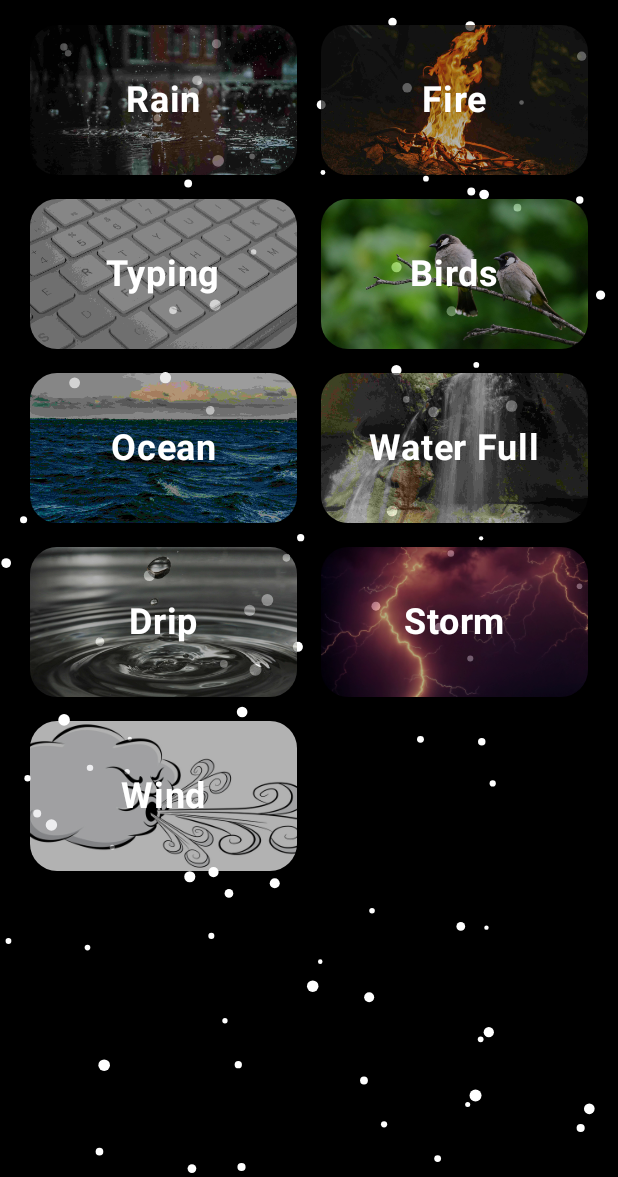
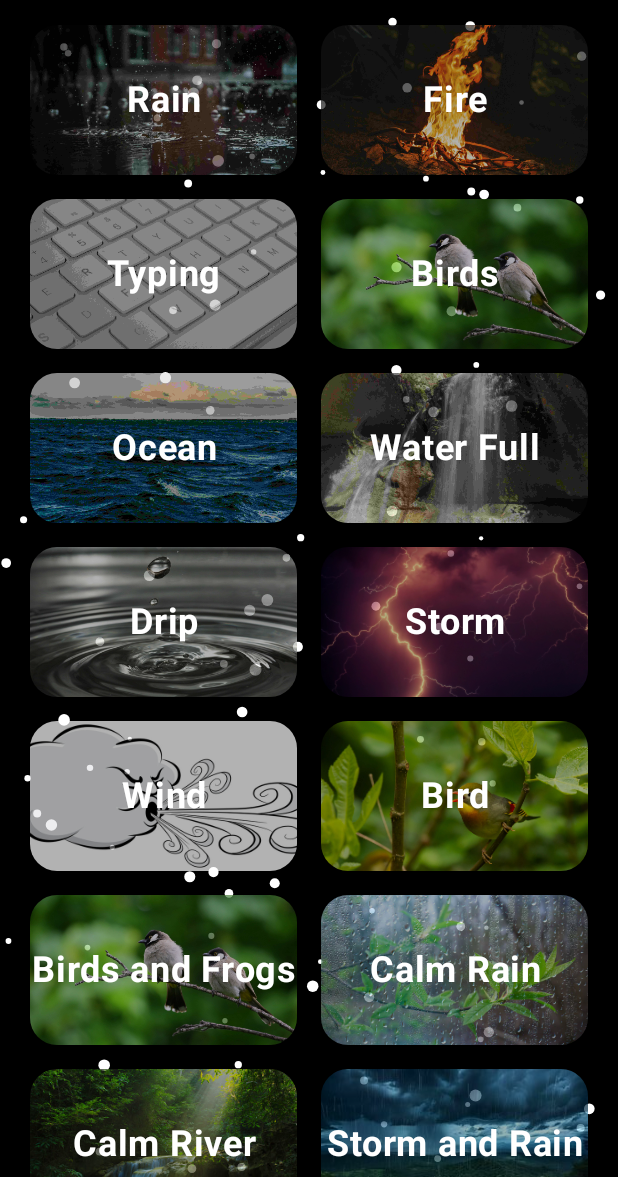
Before and after one commit to dilshodbekuz/NaturalSound, an Android app built with Jetpack Compose: the screen it shows after launch (MainActivity), on a phone screen of 412 x 824 dp, the part 59-1236 px from its top. Run offline under Robolectric (Android 15) with nearby library versions, the phone set to English and light mode, and no system bars.

Commit message:
Sounds and pictures added

```diff
--- a/app/src/main/java/com/example/naturalsound/MainView.kt
+++ b/app/src/main/java/com/example/naturalsound/MainView.kt
@@ -59,6 +59,7 @@ import androidx.compose.ui.layout.ContentScale
 import androidx.compose.ui.platform.LocalContext
 import androidx.compose.ui.res.painterResource
 import androidx.compose.ui.text.font.FontWeight
+import androidx.compose.ui.text.style.TextAlign
 import androidx.compose.ui.unit.dp
 import androidx.compose.ui.unit.sp
 import coil.compose.AsyncImage
@@ -250,6 +251,7 @@ fun SoundItem(image: Int?, value: String, isPlayer: Boolean, onClick: () -> Unit
         Text24spBold(
             modifier = Modifier.align(Alignment.Center),
             text = value,
+            textAlign = TextAlign.Center,
             color = if (isPlayer) AppColors.color.selectedColor else AppColors.color.textColor
         )
     }
--- a/app/src/main/java/com/example/naturalsound/MainViewModel.kt
+++ b/app/src/main/java/com/example/naturalsound/MainViewModel.kt
@@ -32,7 +32,16 @@ class MainViewModel : ViewModel() {
         SoundModel(6, "Water Full", R.raw.water_full, R.drawable.waterfall),
         SoundModel(7, "Drip", R.raw.drip, R.drawable.drip),
         SoundModel(8, "Storm", R.raw.storm, R.drawable.storm),
-        SoundModel(9, "Wind", R.raw.wind, R.drawable.wind)
+        SoundModel(9, "Wind", R.raw.wind, R.drawable.wind),
+        SoundModel(10, "Bird", R.raw.bird_pure_sound,R.drawable.pure_bird),
+        SoundModel(11, "Birds and Frogs", R.raw.birds_and_frogs_in_forest,R.drawable.birds),
+        SoundModel(12, "Calm Rain", R.raw.calm_rain,R.drawable.calm_rain),
+        SoundModel(13, "Calm River", R.raw.calm_river,R.drawable.calm_river),
+        SoundModel(14, "Storm and Rain", R.raw.storm_and_rain,R.drawable.storm_rain),
+        SoundModel(15, "Strong Wind", R.raw.strong_wild_wind,R.drawable.strong_wind),
+        SoundModel(16, "Mountain River", R.raw.calm_mountain_river,R.drawable.mountain_river),
+        SoundModel(17, "Calm Forest", R.raw.calm_forest,R.drawable.calm_forest),
+        SoundModel(18, "Jungle", R.raw.jungle,R.drawable.jungle),
     )
 
     fun playSound(context: Context, item: SoundModel?) {
--- a/app/src/main/java/com/example/naturalsound/composable/Texts.kt
+++ b/app/src/main/java/com/example/naturalsound/composable/Texts.kt
@@ -6,6 +6,7 @@ import androidx.compose.runtime.Composable
 import androidx.compose.ui.Modifier
 import androidx.compose.ui.graphics.Color
 import androidx.compose.ui.text.font.FontWeight
+import androidx.compose.ui.text.style.TextAlign
 import androidx.compose.ui.unit.sp
 import com.example.naturalsound.ui.theme.AppColors
 
@@ -34,11 +35,13 @@ fun Text18spBold(text: String) {
 fun Text24spBold(
     modifier: Modifier = Modifier,
     text: String,
-    color: Color = AppColors.color.textColor
+    color: Color = AppColors.color.textColor,
+    textAlign: TextAlign = TextAlign.Unspecified
 ) {
     Text(
         modifier = modifier,
         text = text,
+        textAlign = textAlign,
         fontSize = 24.sp,
         fontWeight = FontWeight.W700,
         color = color
```
Also changed, not shown: app/src/main/res/drawable/calm_forest.jpg (added), app/src/main/res/drawable/calm_rain.jpg (added), app/src/main/res/drawable/calm_river.jpg (added), app/src/main/res/drawable/jungle.jpg (added), app/src/main/res/drawable/mountain_river.jpg (added), app/src/main/res/drawable/pure_bird.jpg (added), app/src/main/res/drawable/storm_rain.jpg (added), app/src/main/res/drawable/strong_wind.webp (added), 3 other files.
